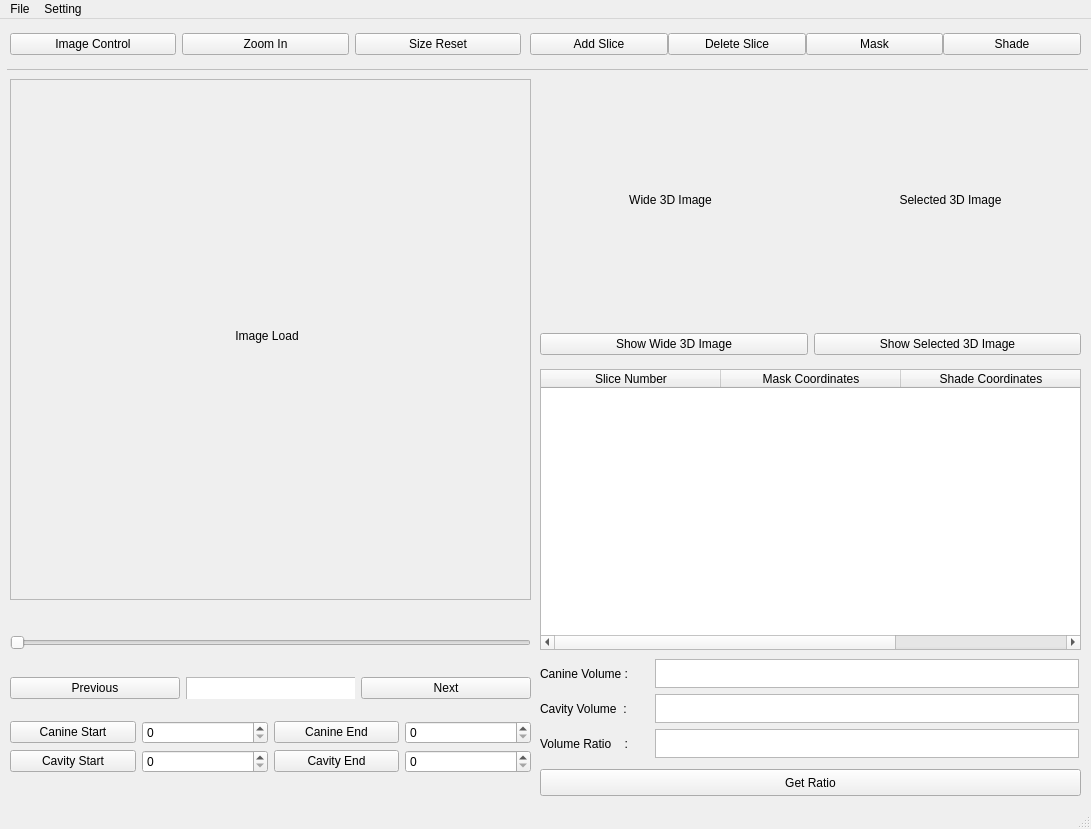
Above: qtui.ui from min-sunnying/teeth_black before the change. Below: the same form after it.
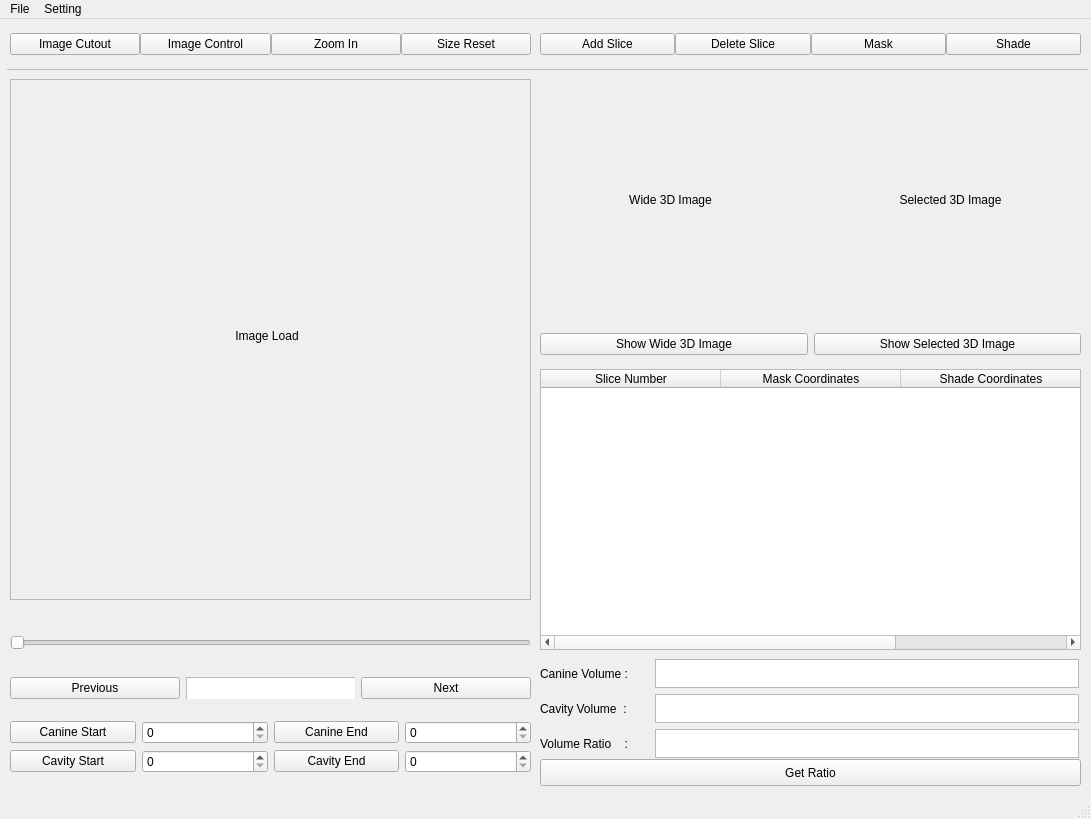
That is the form after the change.

The edit to the form file:
```diff
--- a/qtui.ui
+++ b/qtui.ui
@@ -7,7 +7,7 @@
     <x>0</x>
     <y>0</y>
     <width>1091</width>
-    <height>829</height>
+    <height>819</height>
    </rect>
   </property>
   <property name="windowTitle">
@@ -217,7 +217,7 @@
     <property name="geometry">
      <rect>
       <x>540</x>
-      <y>750</y>
+      <y>740</y>
       <width>541</width>
       <height>27</height>
      </rect>
@@ -309,9 +309,9 @@
    <widget class="QWidget" name="gridLayoutWidget">
     <property name="geometry">
      <rect>
-      <x>530</x>
+      <x>540</x>
       <y>10</y>
-      <width>551</width>
+      <width>541</width>
       <height>31</height>
      </rect>
     </property>
@@ -369,11 +369,21 @@
      <rect>
       <x>10</x>
       <y>10</y>
-      <width>511</width>
+      <width>521</width>
       <height>31</height>
      </rect>
     </property>
     <layout class="QHBoxLayout" name="horizontalLayout_2">
+     <property name="spacing">
+      <number>0</number>
+     </property>
+     <item>
+      <widget class="QPushButton" name="imagecutout">
+       <property name="text">
+        <string>Image Cutout</string>
+       </property>
+      </widget>
+     </item>
      <item>
       <widget class="QPushButton" name="imagecontrol">
        <property name="enabled">
```
Left out of the diff: 6 changed lines with no effect on the pictures.
